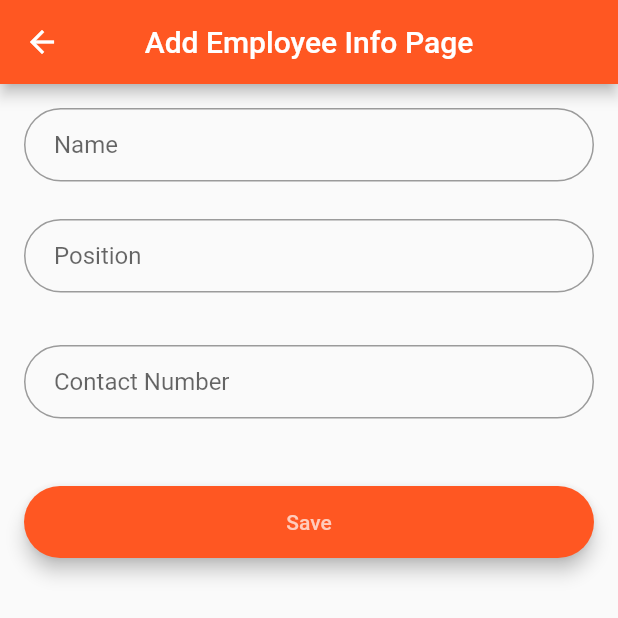
After one commit to vibhorV5/firebase_tasks, a Flutter app: the screen it shows once a user with an empty profile is signed in, after a tap on "Add Employee Info", on a phone screen of 412 x 824 dp, the top half of it. The commit adds this screen. Run offline on Flutter 3.47's test engine with Material 2 defaults, Android fonts, the light colour scheme and no system bars; our stand-ins replace cloud_firestore, firebase_analytics, firebase_auth, firebase_core, firebase_crashlytics, firebase_messaging and 2 more; accounts and stored records are empty.

Commit message:
Firebase Database

```diff
--- /dev/null
+++ b/lib/Models/Employee/employee.dart
@@ -0,0 +1,8 @@
+class Employee {
+  String? uid;
+  String? employeename;
+  String? position;
+  String? contactno;
+
+  Employee({this.uid, this.employeename, this.position, this.contactno});
+}
--- /dev/null
+++ b/lib/Models/Response/response.dart
@@ -0,0 +1,5 @@
+class Response {
+  int? code;
+  String? message;
+  Response({this.code, this.message});
+}
--- /dev/null
+++ b/lib/Screens/AddPage/add_page.dart
@@ -0,0 +1,168 @@
+import 'package:firebase_tasks/Services/Firebase/Database/database_services.dart';
+import 'package:flutter/material.dart';
+
+class AddPage extends StatefulWidget {
+  const AddPage({super.key});
+
+  @override
+  State<StatefulWidget> createState() {
+    return _AddPage();
+  }
+}
+
+class _AddPage extends State<AddPage> {
+  final _employeeName = TextEditingController();
+  final _employeePosition = TextEditingController();
+  final _employeeContact = TextEditingController();
+
+  final GlobalKey<FormState> _formKey = GlobalKey<FormState>();
+
+  @override
+  void dispose() {
+    super.dispose();
+    _employeeName.dispose();
+    _employeePosition.dispose();
+    _employeeContact.dispose();
+  }
+
+  @override
+  Widget build(BuildContext context) {
+    // final viewListbutton = TextButton(
+    //     onPressed: () {
+    //       Navigator.pushAndRemoveUntil<dynamic>(
+    //         context,
+    //         MaterialPageRoute<dynamic>(
+    //           builder: (BuildContext context) => ListPage(),
+    //         ),
+    //         (route) => false, //To disable back feature set to false
+    //       );
+    //     },
+    //     child: const Text('View List of Employee'));
+
+    return Scaffold(
+      resizeToAvoidBottomInset: false,
+      appBar: AppBar(
+        title: const Text('Add Employee Info Page'),
+        centerTitle: true,
+        backgroundColor: Theme.of(context).primaryColor,
+      ),
+      body: SingleChildScrollView(
+        child: Column(
+          mainAxisAlignment: MainAxisAlignment.center,
+          children: [
+            Form(
+              key: _formKey,
+              child: Padding(
+                padding: const EdgeInsets.all(16.0),
+                child: Column(
+                  crossAxisAlignment: CrossAxisAlignment.center,
+                  mainAxisAlignment: MainAxisAlignment.center,
+                  children: [
+                    Fields(fieldInfo: _employeeName, hintText: "Name"),
+                    const SizedBox(height: 25.0),
+                    Fields(fieldInfo: _employeePosition, hintText: "Position"),
+                    const SizedBox(height: 35.0),
+                    Fields(
+                        fieldInfo: _employeeContact,
+                        hintText: "Contact Number"),
+                    // viewListbutton,
+                    const SizedBox(height: 45.0),
+                    SaveButton(
+                      formKey: _formKey,
+                      employeeName: _employeeName,
+                      employeePosition: _employeePosition,
+                      employeeContact: _employeeContact,
+                    ),
+                    const SizedBox(height: 15.0),
+                  ],
+                ),
+              ),
+            ),
+          ],
+        ),
+      ),
+    );
+  }
+}
+
+class Fields extends StatelessWidget {
+  const Fields({super.key, required this.fieldInfo, required this.hintText});
+
+  final TextEditingController fieldInfo;
+  final String hintText;
+
+  @override
+  Widget build(BuildContext context) {
+    return TextFormField(
+        controller: fieldInfo,
+        autofocus: false,
+        validator: (value) {
+          if (value == null || value.trim().isEmpty) {
+            return 'This field is required';
+          }
+        },
+        decoration: InputDecoration(
+            contentPadding: const EdgeInsets.fromLTRB(20.0, 15.0, 20.0, 15.0),
+            hintText: hintText,
+            border:
+                OutlineInputBorder(borderRadius: BorderRadius.circular(32.0))));
+    ;
+  }
+}
+
+class SaveButton extends StatelessWidget {
+  const SaveButton(
+      {super.key,
+      required this.formKey,
+      required this.employeeName,
+      required this.employeePosition,
+      required this.employeeContact});
+
+  final GlobalKey<FormState> formKey;
+  final TextEditingController employeeName;
+  final TextEditingController employeePosition;
+  final TextEditingController employeeContact;
+
+  @override
+  Widget build(BuildContext context) {
+    return Material(
+      elevation: 5.0,
+      borderRadius: BorderRadius.circular(30.0),
+      color: Theme.of(context).primaryColor,
+      child: MaterialButton(
+        minWidth: MediaQuery.of(context).size.width,
+        padding: const EdgeInsets.fromLTRB(20.0, 15.0, 20.0, 15.0),
+        onPressed: () async {
+          if (formKey.currentState!.validate()) {
+            var response = await DatabaseServices().addEmployee(
+                name: employeeName.text,
+                position: employeePosition.text,
+                contactno: employeeContact.text);
+            if (response.code != 200) {
+              showDialog(
+                  context: context,
+                  builder: (context) {
+                    return AlertDialog(
+                      content: Text(response.message.toString()),
+                    );
+                  });
+            } else {
+              showDialog(
+                  context: context,
+                  builder: (context) {
+                    return AlertDialog(
+                      content: Text(response.message.toString()),
+                    );
+                  });
+            }
+          }
+        },
+        child: Text(
+          "Save",
+          style: TextStyle(color: Theme.of(context).primaryColorLight),
+          textAlign: TextAlign.center,
+        ),
+      ),
+    );
+  }
+}
--- a/lib/Screens/Home/View/home_screen.dart
+++ b/lib/Screens/Home/View/home_screen.dart
@@ -1,7 +1,10 @@
-import 'package:firebase_crashlytics/firebase_crashlytics.dart';
 import 'package:firebase_tasks/Constant/TextStyles/text_styles.dart';
+import 'package:firebase_tasks/Screens/AddPage/add_page.dart';
+import 'package:firebase_tasks/Screens/ListPage/list_page.dart';
 import 'package:firebase_tasks/Services/Firebase/Auth/firebase_auth.dart';
+import 'package:firebase_tasks/Services/Firebase/Database/database_services.dart';
 import 'package:flutter/material.dart';
+import 'package:get/get.dart';
 
 class HomeScreen extends StatefulWidget {
   const HomeScreen({super.key});
@@ -20,14 +23,7 @@ class _HomeScreenState extends State<HomeScreen> {
         leading: Container(),
         title: const Text('Home Screen'),
         centerTitle: true,
-      ),
-      body: SingleChildScrollView(
-        child: SizedBox(
-          height: mediaQuery.height,
-          width: mediaQuery.width,
-          // color: Colors.black12,
-          child: Column(
-            children: [
+        actions: [
           TextButton(
             onPressed: () async {
               // Navigator.of(context).pop();
@@ -39,8 +35,7 @@ class _HomeScreenState extends State<HomeScreen> {
               // Get.toNamed(home);
             },
             child: Container(
-                  padding:
-                      const EdgeInsets.symmetric(horizontal: 100, vertical: 13),
+              padding: const EdgeInsets.symmetric(horizontal: 20, vertical: 10),
               decoration: BoxDecoration(
                 color: Colors.white,
                 border: Border.all(
@@ -56,6 +51,63 @@ class _HomeScreenState extends State<HomeScreen> {
           ),
         ],
       ),
+      body: SingleChildScrollView(
+        child: SizedBox(
+          height: mediaQuery.height,
+          width: mediaQuery.width,
+          // color: Colors.black12,
+          child: Column(
+            children: [
+              Container(
+                height: mediaQuery.height,
+                width: double.infinity,
+                color: Colors.grey.shade200,
+                child: Column(
+                  children: [
+                    TextButton(
+                      onPressed: () async {
+                        await DatabaseServices().setPersonalDetails();
+                        Get.snackbar(
+                          'Success',
+                          'Personal Details Set',
+                          backgroundColor: Colors.green.withOpacity(0.5),
+                          snackPosition: SnackPosition.BOTTOM,
+                        );
+                      },
+                      child: Container(
+                        padding: EdgeInsets.all(10),
+                        decoration: BoxDecoration(
+                            border: Border.all(color: Colors.black)),
+                        child: Text('Save Personal Information'),
+                      ),
+                    ),
+                    TextButton(
+                      onPressed: () async {
+                        Get.to(const AddPage());
+                      },
+                      child: Container(
+                        padding: EdgeInsets.all(10),
+                        decoration: BoxDecoration(
+                            border: Border.all(color: Colors.black)),
+                        child: Text('Add Employee Info'),
+                      ),
+                    ),
+                    TextButton(
+                      onPressed: () async {
+                        Get.to(const ListPage());
+                      },
+                      child: Container(
+                        padding: EdgeInsets.all(10),
+                        decoration: BoxDecoration(
+                            border: Border.all(color: Colors.black)),
+                        child: Text('List Employees Page'),
+                      ),
+                    ),
+                  ],
+                ),
+              )
+            ],
+          ),
         ),
       ),
     );
--- a/lib/Services/Firebase/Auth/firebase_auth.dart
+++ b/lib/Services/Firebase/Auth/firebase_auth.dart
@@ -6,7 +6,6 @@ import 'package:firebase_tasks/Screens/Otp/View/otp_screen.dart';
 import 'package:firebase_tasks/Services/Firebase/Analytics/analytics_service.dart';
 import 'package:flutter/material.dart';
 import 'package:get/get.dart';
-import 'package:flutter/cupertino.dart';
 
 class AuthService {
   final _auth = FirebaseAuth.instance;
--- /dev/null
+++ b/lib/Services/Firebase/Database/database_services.dart
@@ -0,0 +1,106 @@
+import 'package:cloud_firestore/cloud_firestore.dart';
+import 'package:firebase_tasks/Models/Response/response.dart';
+import 'package:firebase_tasks/Services/Firebase/Auth/firebase_auth.dart';
+
+class DatabaseServices {
+  CollectionReference personalDetailsCollection =
+      FirebaseFirestore.instance.collection('personalDetails');
+
+  CollectionReference employeeCollection =
+      FirebaseFirestore.instance.collection('Employee');
+
+// CREATE employee record
+  Future<Response> addEmployee({
+    required String name,
+    required String position,
+    required String contactno,
+  }) async {
+    Response response = Response();
+
+    Map<String, dynamic> data = <String, dynamic>{
+      "employee_name": name,
+      "position": position,
+      "contact_no": contactno
+    };
+
+    var ref = employeeCollection.doc();
+
+    var result = await ref.set(data).whenComplete(() {
+      response.code = 200;
+      response.message = "Sucessfully added to the database";
+    }).catchError((e) {
+      response.code = 500;
+      response.message = e;
+    });
+
+    return response;
+  }
+
+// Read employee records
+  Stream<QuerySnapshot> readEmployee() {
+    return employeeCollection.snapshots();
+  }
+
+// Update employee record
+  Future<Response> updateEmployee({
+    required String name,
+    required String position,
+    required String contactno,
+    required String docId,
+  }) async {
+    Response response = Response();
+
+    var ref = employeeCollection.doc(docId);
+    Map<String, dynamic> data = <String, dynamic>{
+      "employee_name": name,
+      "position": position,
+      "contact_no": contactno
+    };
+
+    await ref.update(data).whenComplete(() {
+      response.code = 200;
+      response.message = "Sucessfully updated Employee";
+    }).catchError((e) {
+      response.code = 500;
+      response.message = e;
+    });
+
+    return response;
+  }
+
+// Delete Employee record
+  Future<Response> deleteEmployee({
+    required String docId,
+  }) async {
+    Response response = Response();
+
+    print('hello');
+
+    var ref = employeeCollection.doc(docId);
+
+    await ref.delete().whenComplete(() {
+      response.code = 200;
+      response.message = "Sucessfully Deleted Employee";
+    }).catchError((e) {
+      response.code = 500;
+      response.message = e;
+    });
+
+    return response;
+  }
+
+  Future<void> setPersonalDetails() async {
+    final data = {
+      'firstName': 'Vibhor',
+      'lastName': 'Vats',
+      'dob': '17 Nov',
+      'phoneNumber': '9389938900',
+      'gender': 'Male',
+    };
+
+    var user = AuthService().currentUser!;
+    var ref = personalDetailsCollection.doc(user.uid);
+
+    return await ref.set(data);
+  }
+}
--- a/pubspec.yaml
+++ b/pubspec.yaml
@@ -42,7 +42,9 @@ dependencies:
   firebase_crashlytics: ^2.9.0
   firebase_analytics: ^9.3.8
   firebase_messaging: ^13.1.0
+  cloud_firestore: ^3.5.1
   flutter_local_notifications: ^12.0.2
+
 
 dev_dependencies:
   flutter_test:
```
Also changed, not shown: lib/Screens/EditPage/edit_page.dart (added, +196 -0 lines), lib/Screens/ListPage/list_page.dart (added, +115 -0 lines), pubspec.lock, 1 other file. Lines whose indentation alone changed are shown as unchanged.
